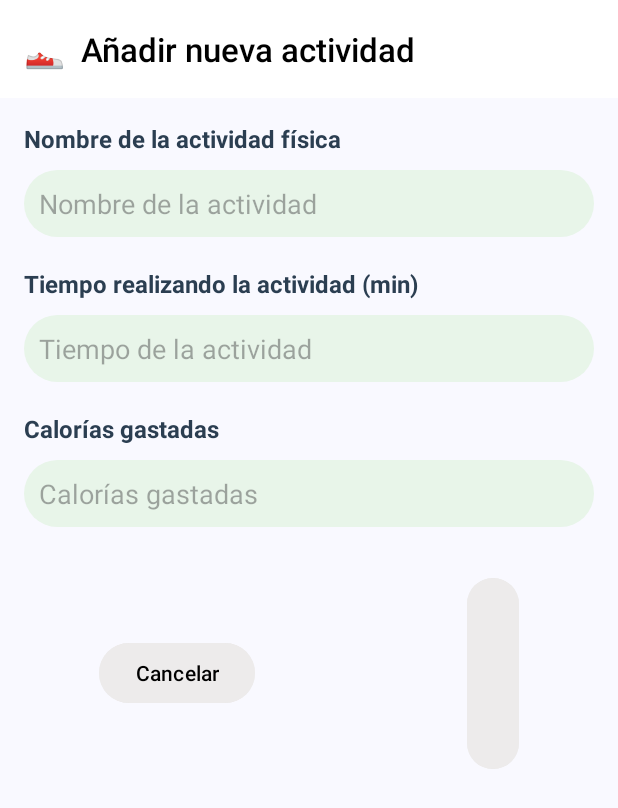
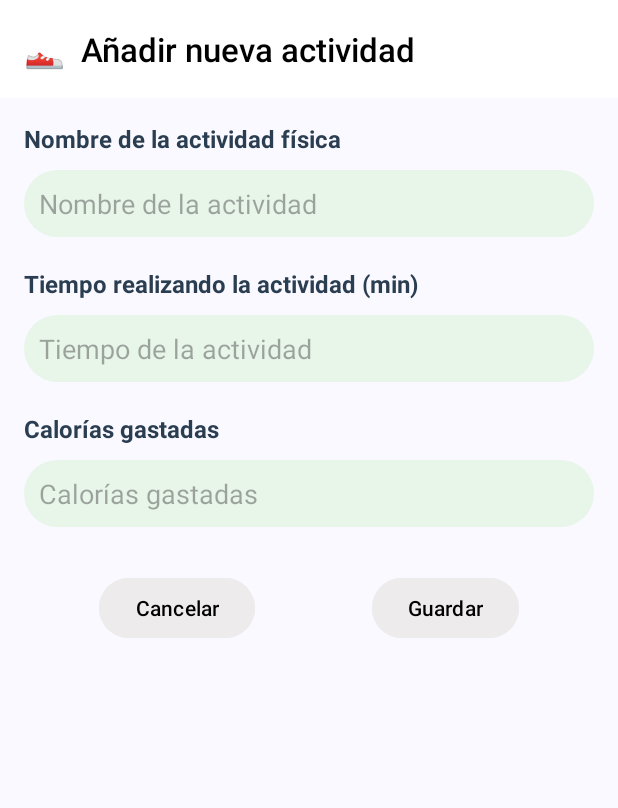
Before and after one commit to milenelarosa/IOT_LAB5_20206456, an Android app: the AddEjercicioActivity screen opened directly, with no data from a screen before it, on a phone screen of 412 x 824 dp. Shown: the top 808 px of the screen. Run offline under Robolectric (Android 15) with nearby library versions, the light colour scheme and no system bars.

Commit message:
Subiendo Avances

```diff
--- a/app/src/main/res/layout/activity_add_actividad.xml
+++ b/app/src/main/res/layout/activity_add_actividad.xml
@@ -129,8 +129,9 @@
                 android:text="Cancelar" />
 
             <Space
-                android:layout_width="141dp"
-                android:layout_height="wrap_content" />
+                android:layout_width="wrap_content"
+                android:layout_height="wrap_content"
+                android:layout_weight="1" />
 
             <Button
                 android:id="@+id/btn_save"
```
